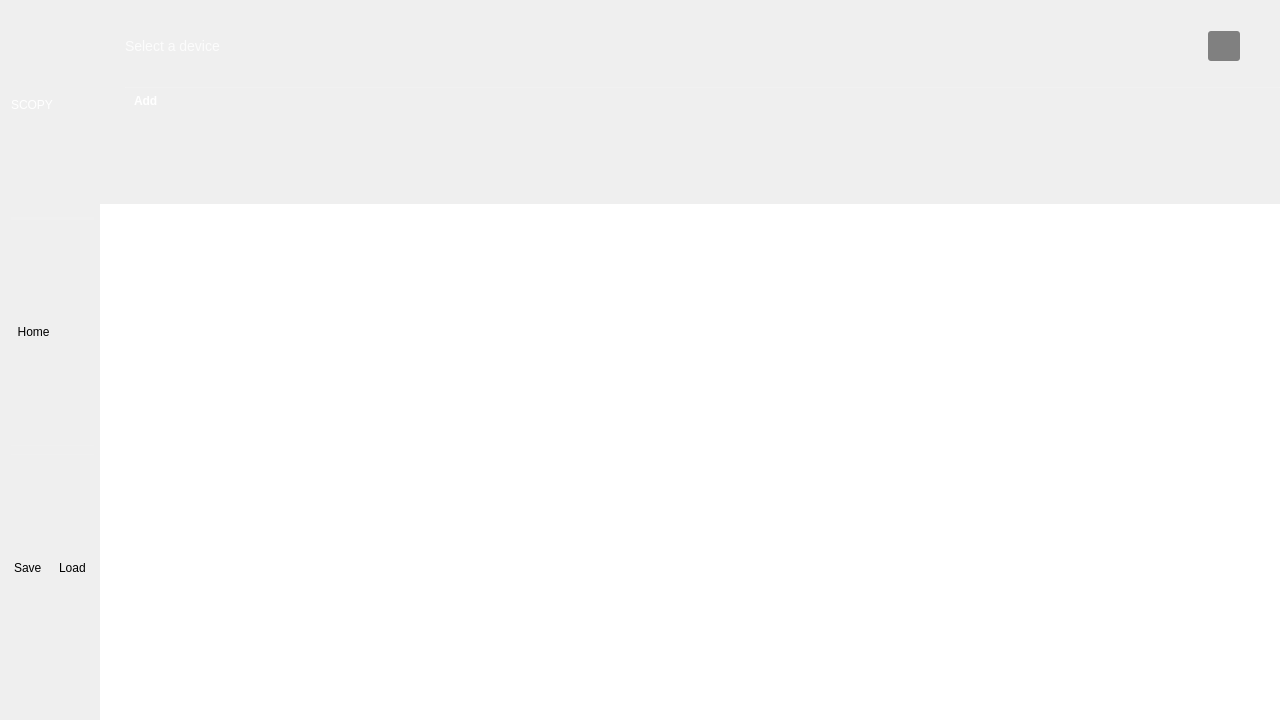
analogdevicesinc/scopy, file ui/tool_launcher.ui: the form before one commit.
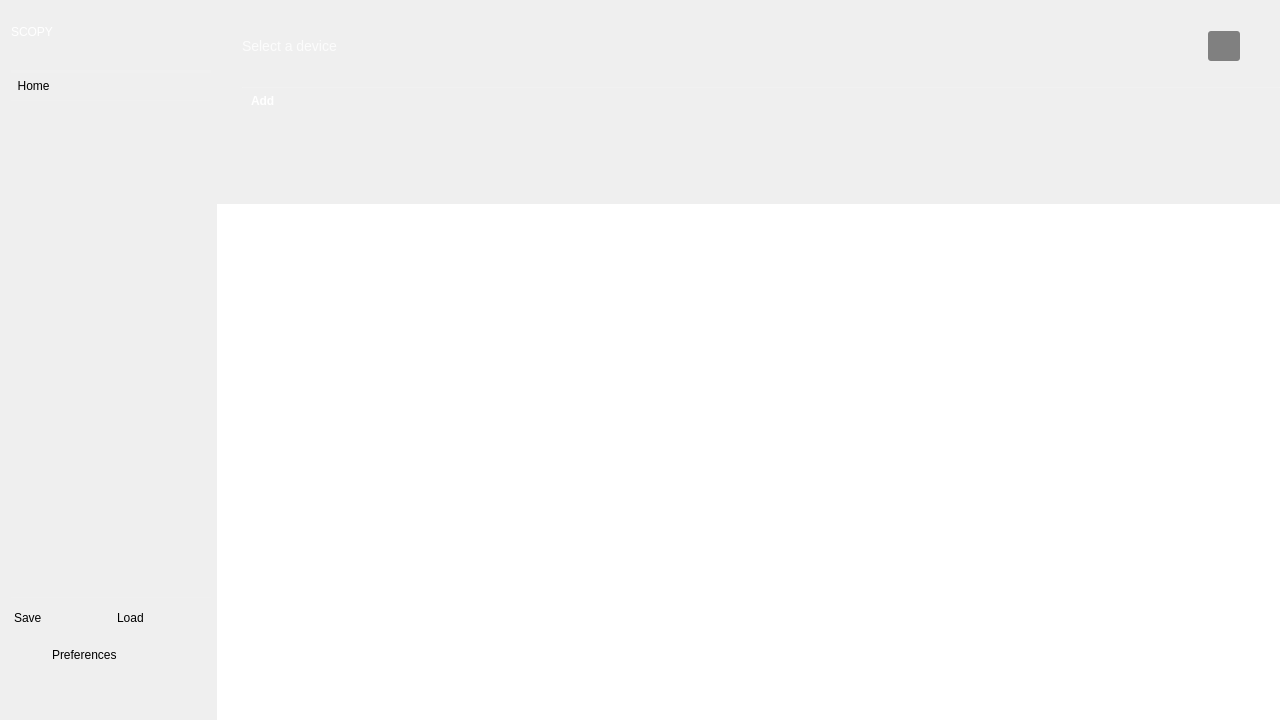
The form after the commit. Icons and pictures are not drawn. Custom widgets are drawn as their Qt base class.

Commit message:
ToolLauncher: Add the preference menu
A button for selecting the preference menu is available in the left side menu.
The tools menu is now generated inside a scroll area in order to be able to display all the elements of the left side menu.

```diff
--- a/ui/tool_launcher.ui
+++ b/ui/tool_launcher.ui
@@ -51,9 +51,7 @@
        </size>
       </property>
       <property name="styleSheet">
-       <string notr="true">QPushButton { text-align:left; border: none; background-color: none; }
-.QWidget:hover { background-color: rgba(0, 0, 0, 60); }
-.QWidget[selected=true] { background-color: rgba(0, 0, 0, 60); }</string>
+       <string notr="true">.QWidget[selected=true] { background-color: rgba(0, 0, 0, 60); }</string>
       </property>
       <layout class="QVBoxLayout" name="verticalLayout">
        <property name="leftMargin">
@@ -67,6 +65,11 @@
        </property>
        <item>
         <widget class="QWidget" name="menuControl" native="true">
+         <property name="styleSheet">
+          <string notr="true">QPushButton { text-align:left; border: none; background-color: none; }
+.QWidget:hover { background-color: rgba(0, 0, 0, 60); }
+.QWidget[selected=true] { background-color: rgba(0, 0, 0, 60); }</string>
+         </property>
          <layout class="QHBoxLayout" name="horizontalLayout_8">
           <property name="leftMargin">
            <number>0</number>
@@ -157,10 +160,15 @@
         <widget class="QWidget" name="home" native="true">
          <property name="maximumSize">
           <size>
-           <width>145</width>
+           <width>16777215</width>
            <height>16777215</height>
           </size>
          </property>
+         <property name="styleSheet">
+          <string notr="true">QPushButton { text-align:left; border: none; background-color: none; }
+.QWidget:hover { background-color: rgba(0, 0, 0, 60); }
+.QWidget[selected=true] { background-color: rgba(0, 0, 0, 60); }</string>
+         </property>
          <layout class="QHBoxLayout" name="horizontalLayout_7">
           <property name="spacing">
            <number>2</number>
@@ -254,14 +262,83 @@
         </widget>
        </item>
        <item>
-        <layout class="QVBoxLayout" name="menuOptionsLayout">
-         <property name="spacing">
-          <number>0</number>
+        <widget class="QScrollArea" name="scrollArea">
+         <property name="sizePolicy">
+          <sizepolicy hsizetype="Preferred" vsizetype="Expanding">
+           <horstretch>0</horstretch>
+           <verstretch>0</verstretch>
+          </sizepolicy>
          </property>
-         <property name="topMargin">
-          <number>0</number>
+         <property name="minimumSize">
+          <size>
+           <width>200</width>
+           <height>0</height>
+          </size>
          </property>
-        </layout>
+         <property name="frameShape">
+          <enum>QFrame::NoFrame</enum>
+         </property>
+         <property name="horizontalScrollBarPolicy">
+          <enum>Qt::ScrollBarAlwaysOff</enum>
+         </property>
+         <property name="widgetResizable">
+          <bool>true</bool>
+         </property>
+         <widget class="QWidget" name="scrollAreaWidgetContents">
+          <property name="geometry">
+           <rect>
+            <x>0</x>
+            <y>0</y>
+            <width>200</width>
+            <height>467</height>
+           </rect>
+          </property>
+          <property name="minimumSize">
+           <size>
+            <width>0</width>
+            <height>0</height>
+           </size>
+          </property>
+          <layout class="QVBoxLayout" name="verticalLayout_4">
+           <property name="spacing">
+            <number>0</number>
+           </property>
+           <property name="leftMargin">
+            <number>0</number>
+           </property>
+           <property name="topMargin">
+            <number>0</number>
+           </property>
+           <property name="rightMargin">
+            <number>0</number>
+           </property>
+           <property name="bottomMargin">
+            <number>0</number>
+           </property>
+           <item>
+            <widget class="QWidget" name="widget" native="true">
+             <property name="sizePolicy">
+              <sizepolicy hsizetype="Expanding" vsizetype="Expanding">
+               <horstretch>0</horstretch>
+               <verstretch>0</verstretch>
+              </sizepolicy>
+             </property>
+             <property name="styleSheet">
+              <string notr="true"/>
+             </property>
+             <layout class="QVBoxLayout" name="menuOptionsLayout">
+              <property name="sizeConstraint">
+               <enum>QLayout::SetMinAndMaxSize</enum>
+              </property>
+              <property name="leftMargin">
+               <number>0</number>
+              </property>
+             </layout>
+            </widget>
+           </item>
+          </layout>
+         </widget>
+        </widget>
        </item>
        <item>
         <widget class="Line" name="line">
@@ -316,6 +393,11 @@
                 <height>16777215</height>
                </size>
               </property>
+              <property name="styleSheet">
+               <string notr="true">QPushButton { text-align:left; border: none; background-color: none; }
+QWidget:hover { background-color: rgba(0, 0, 0, 60); }
+.QWidget[selected=true] { background-color: rgba(0, 0, 0, 60); }</string>
+              </property>
               <property name="text">
                <string>Save</string>
               </property>
@@ -383,6 +465,11 @@
                 <height>16777215</height>
                </size>
               </property>
+              <property name="styleSheet">
+               <string notr="true">QPushButton { text-align:left; border: none; background-color: none; }
+QWidget:hover { background-color: rgba(0, 0, 0, 60); }
+.QWidget[selected=true] { background-color: rgba(0, 0, 0, 60); }</string>
+              </property>
               <property name="text">
                <string>Load</string>
               </property>
@@ -417,6 +504,63 @@
          </item>
         </layout>
        </item>
+       <item>
+        <widget class="QWidget" name="preference" native="true">
+         <property name="styleSheet">
+          <string notr="true">QPushButton { text-align:left; border: none; background-color: none; }
+.QWidget:hover { background-color: rgba(0, 0, 0, 60); }
+.QWidget[selected=true] { background-color: rgba(0, 0, 0, 60); }</string>
+         </property>
+         <layout class="QHBoxLayout" name="horizontalLayout_9">
+          <item>
+           <widget class="QPushButton" name="prefBtn">
+            <property name="sizePolicy">
+             <sizepolicy hsizetype="Minimum" vsizetype="Preferred">
+              <horstretch>0</horstretch>
+              <verstretch>0</verstretch>
+             </sizepolicy>
+            </property>
+            <property name="maximumSize">
+             <size>
+              <width>100</width>
+              <height>16777215</height>
+             </size>
+            </property>
+            <property name="text">
+             <string>Preferences</string>
+            </property>
+            <property name="checkable">
+             <bool>true</bool>
+            </property>
+            <property name="flat">
+             <bool>true</bool>
+            </property>
+            <attribute name="buttonGroup">
+             <string notr="true">buttonGroup_2</string>
+            </attribute>
+           </widget>
+          </item>
+          <item>
+           <spacer name="horizontalSpacer_9">
+            <property name="orientation">
+             <enum>Qt::Horizontal</enum>
+            </property>
+            <property name="sizeType">
+             <enum>QSizePolicy::Fixed</enum>
+            </property>
+            <property name="sizeHint" stdset="0">
+             <size>
+              <width>18</width>
+              <height>0</height>
+             </size>
+            </property>
+           </spacer>
+          </item>
+         </layout>
+         <zorder>prefBtn</zorder>
+         <zorder>horizontalSpacer_9</zorder>
+        </widget>
+       </item>
        <item>
         <layout class="QHBoxLayout" name="analogLogo">
          <property name="spacing">
@@ -446,9 +590,12 @@
             </size>
            </property>
            <property name="styleSheet">
-            <string notr="true">background-image: url(:/menu/adi.png);
+            <string notr="true">.QWidget:hover { background-color: rgba(0, 0, 0, 60);} 
+QWidget {
+background-image: url(:/menu/adi.png);
 background-repeat: no-repeat;
-background-position: left center;</string>
+background-position: left center;
+}</string>
            </property>
           </widget>
          </item>
```
Left out of the diff: 1 changed line with no effect on the pictures. The commit also changes 2 other files.
